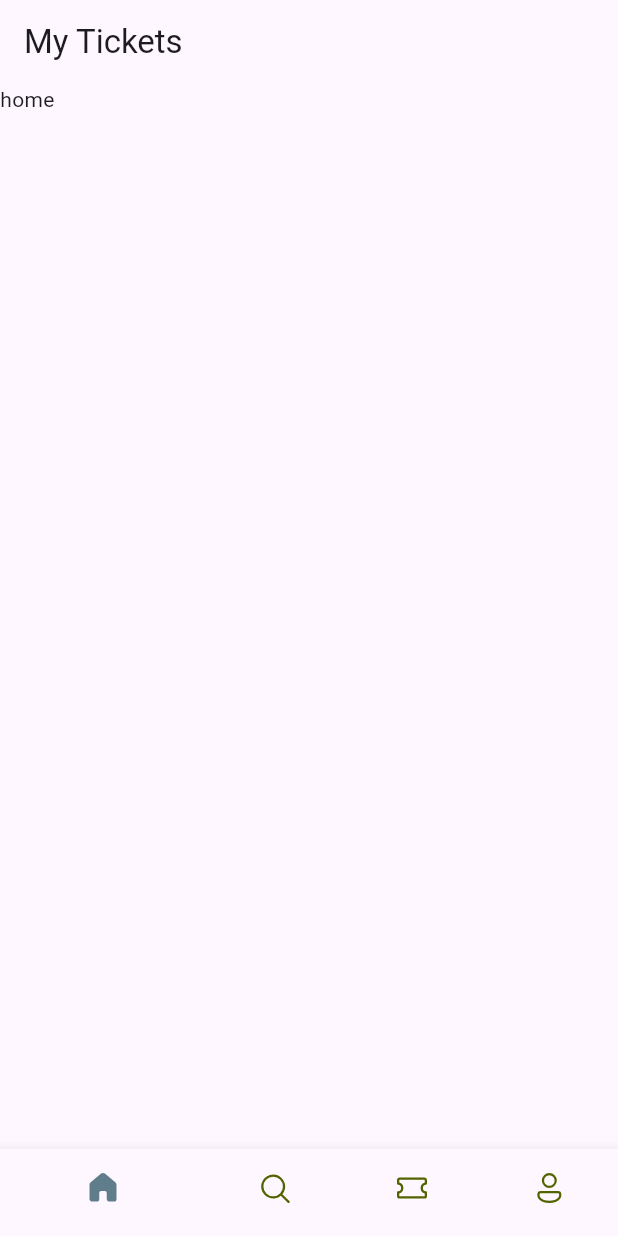
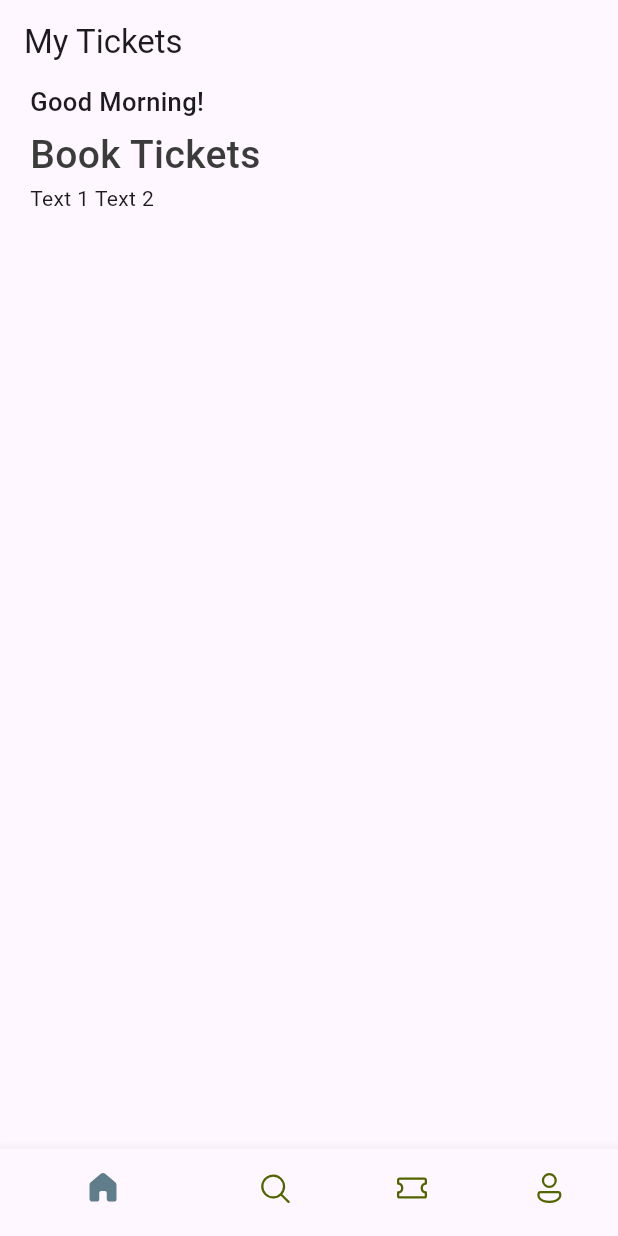
Before and after one commit to Endale2/FlyX-Flutter-ticket-app, a Flutter app: the screen it shows after launch, on a phone screen of 412 x 824 dp. Run offline on Flutter 3.47's test engine with Material 3 defaults, Android fonts, the phone set to English and light mode, and no system bars; our stand-ins replace fluentui_icons.

```diff
--- a/lib/base/bottom_nav_bar.dart
+++ b/lib/base/bottom_nav_bar.dart
@@ -1,6 +1,7 @@
 import 'package:fluentui_icons/fluentui_icons.dart';
 import 'package:flutter/material.dart';
 import 'package:flutter/widgets.dart';
+import 'package:flyx/base/screens/home_screen.dart';
 
 class BottomNavBar extends StatefulWidget {
   const BottomNavBar({super.key});
@@ -11,7 +12,7 @@ class BottomNavBar extends StatefulWidget {
 
 class _BottomNavBarState extends State<BottomNavBar> {
   final appScreens = [
-    const Text("home"),
+    const HomeScreen(),
     const Text("search"),
     const Text("tickets"),
     const Text("Profile"),
--- /dev/null
+++ b/lib/base/res/styles/appStyles.dart
@@ -0,0 +1,12 @@
+import 'package:flutter/material.dart';
+
+Color primary = const Color(0xff687daf);
+
+class Appstyles {
+  static Color primaryColor = primary;
+  static Color textColor = Color(0xFF3b3b3b);
+  static TextStyle headline1 = TextStyle(
+      fontSize: 26, fontWeight: FontWeight.w500, color: Appstyles.textColor);
+  static TextStyle headline3 =
+      const TextStyle(fontSize: 17, fontWeight: FontWeight.w500);
+}
--- /dev/null
+++ b/lib/base/screens/home_screen.dart
@@ -0,0 +1,47 @@
+import 'package:flutter/material.dart';
+import 'package:flyx/base/res/styles/appStyles.dart';
+
+class HomeScreen extends StatelessWidget {
+  const HomeScreen({super.key});
+
+  @override
+  Widget build(BuildContext context) {
+    return Scaffold(
+        body: ListView(
+      children: [
+        Container(
+          padding: const EdgeInsets.symmetric(horizontal: 20),
+          child: Column(
+            children: [
+              Row(
+                mainAxisAlignment: MainAxisAlignment.spaceBetween,
+                children: [
+                  Column(
+                    crossAxisAlignment: CrossAxisAlignment.start,
+                    children: [
+                      Text("Good Morning!", style: Appstyles.headline3),
+                      SizedBox(
+                        height: 5,
+                      ),
+                      Text("Book Tickets", style: Appstyles.headline1)
+                    ],
+                  ),
+                  Container(
+                    width: 50,
+                    height: 50,
+                    decoration: BoxDecoration(
+                      borderRadius: BorderRadius.circular(10),
+                    ),
+                  )
+                ],
+              ),
+              Row(
+                children: [Text("Text 1 "), Text("Text 2")],
+              )
+            ],
+          ),
+        )
+      ],
+    ));
+  }
+}
--- a/lib/main.dart
+++ b/lib/main.dart
@@ -1,5 +1,6 @@
 import 'package:flutter/material.dart';
 import 'package:flyx/base/bottom_nav_bar.dart';
+//2:05
 
 void main() {
   runApp(MyApp());
```
